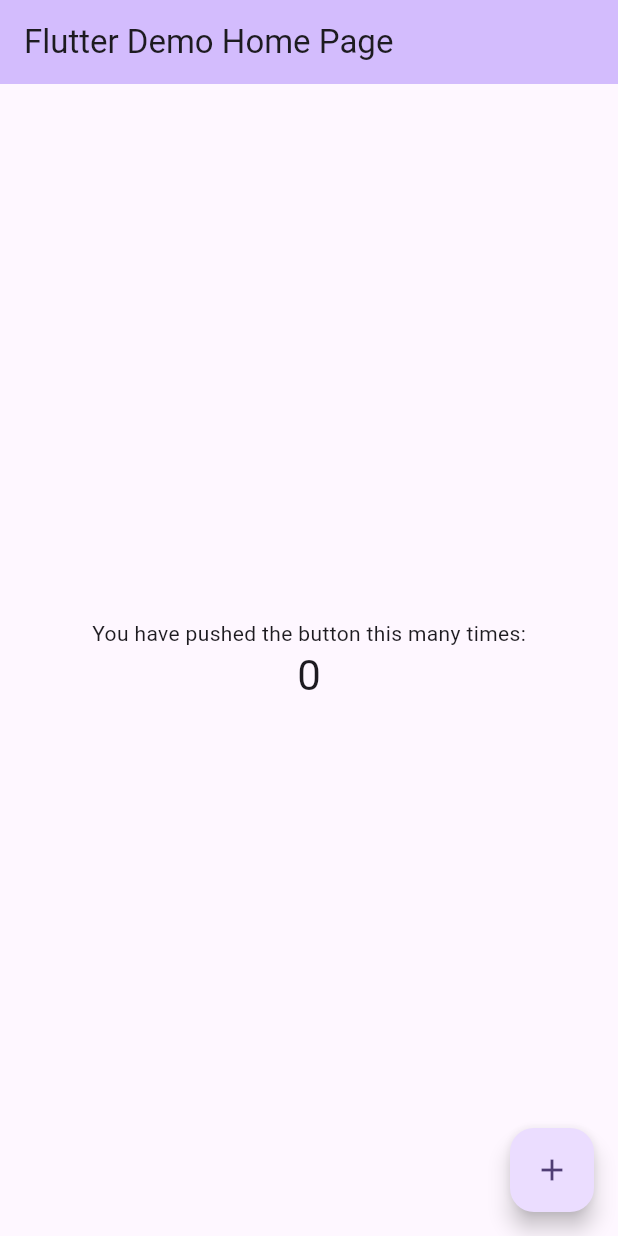
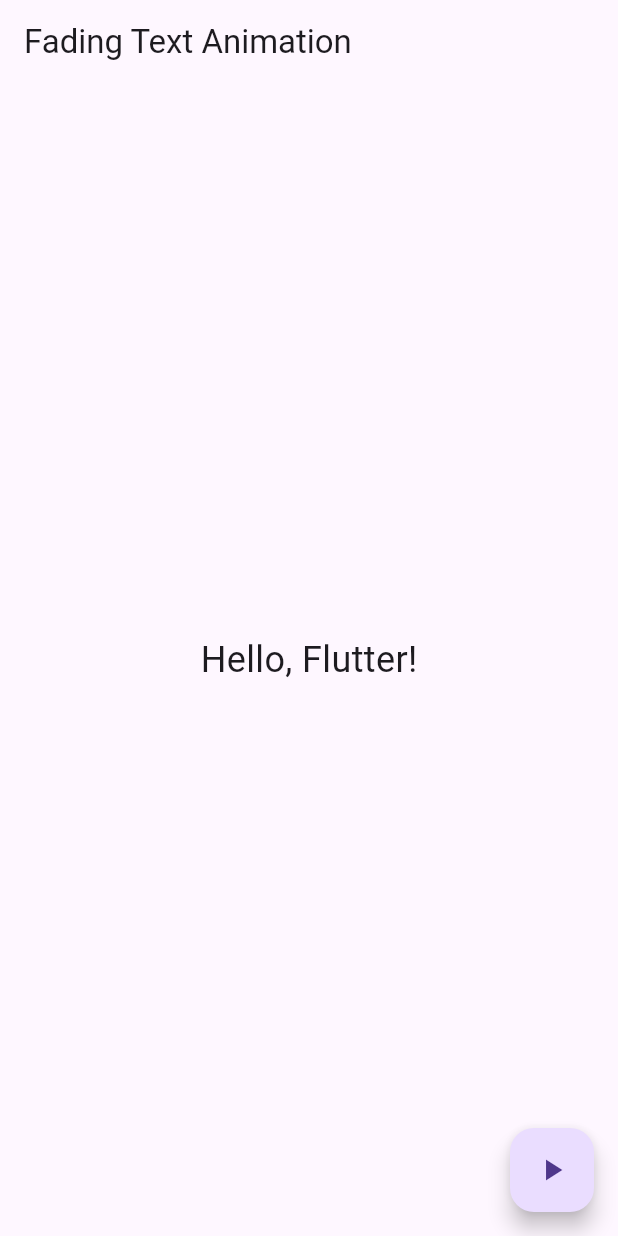
Before and after one commit to anshuk-arun/MAD_icw, a Flutter app: the screen it shows after launch, on a phone screen of 412 x 824 dp. Run offline on Flutter 3.47's test engine with Material 3 defaults, Android fonts, the light colour scheme and no system bars.

Commit message:
Fading Animation code upload

```diff
--- a/icw7/lib/main.dart
+++ b/icw7/lib/main.dart
@@ -1,125 +1,51 @@
 import 'package:flutter/material.dart';
 
 void main() {
-  runApp(const MyApp());
+  runApp(MyApp());
 }
 
 class MyApp extends StatelessWidget {
-  const MyApp({super.key});
-
-  // This widget is the root of your application.
   @override
   Widget build(BuildContext context) {
     return MaterialApp(
-      title: 'Flutter Demo',
-      theme: ThemeData(
-        // This is the theme of your application.
-        //
-        // TRY THIS: Try running your application with "flutter run". You'll see
-        // the application has a purple toolbar. Then, without quitting the app,
-        // try changing the seedColor in the colorScheme below to Colors.green
-        // and then invoke "hot reload" (save your changes or press the "hot
-        // reload" button in a Flutter-supported IDE, or press "r" if you used
-        // the command line to start the app).
-        //
-        // Notice that the counter didn't reset back to zero; the application
-        // state is not lost during the reload. To reset the state, use hot
-        // restart instead.
-        //
-        // This works for code too, not just values: Most code changes can be
-        // tested with just a hot reload.
-        colorScheme: ColorScheme.fromSeed(seedColor: Colors.deepPurple),
-        useMaterial3: true,
-      ),
-      home: const MyHomePage(title: 'Flutter Demo Home Page'),
+      home: FadingTextAnimation(),
     );
   }
 }
 
-class MyHomePage extends StatefulWidget {
-  const MyHomePage({super.key, required this.title});
-
-  // This widget is the home page of your application. It is stateful, meaning
-  // that it has a State object (defined below) that contains fields that affect
-  // how it looks.
-
-  // This class is the configuration for the state. It holds the values (in this
-  // case the title) provided by the parent (in this case the App widget) and
-  // used by the build method of the State. Fields in a Widget subclass are
-  // always marked "final".
-
-  final String title;
-
+class FadingTextAnimation extends StatefulWidget {
   @override
-  State<MyHomePage> createState() => _MyHomePageState();
+  _FadingTextAnimationState createState() => _FadingTextAnimationState();
 }
 
-class _MyHomePageState extends State<MyHomePage> {
-  int _counter = 0;
-
-  void _incrementCounter() {
+class _FadingTextAnimationState extends State<FadingTextAnimation> {
+  bool _isVisible = true;
+  void toggleVisibility() {
     setState(() {
-      // This call to setState tells the Flutter framework that something has
-      // changed in this State, which causes it to rerun the build method below
-      // so that the display can reflect the updated values. If we changed
-      // _counter without calling setState(), then the build method would not be
-      // called again, and so nothing would appear to happen.
-      _counter++;
+      _isVisible = !_isVisible;
     });
   }
 
   @override
   Widget build(BuildContext context) {
-    // This method is rerun every time setState is called, for instance as done
-    // by the _incrementCounter method above.
-    //
-    // The Flutter framework has been optimized to make rerunning build methods
-    // fast, so that you can just rebuild anything that needs updating rather
-    // than having to individually change instances of widgets.
     return Scaffold(
       appBar: AppBar(
-        // TRY THIS: Try changing the color here to a specific color (to
-        // Colors.amber, perhaps?) and trigger a hot reload to see the AppBar
-        // change color while the other colors stay the same.
-        backgroundColor: Theme.of(context).colorScheme.inversePrimary,
-        // Here we take the value from the MyHomePage object that was created by
-        // the App.build method, and use it to set our appbar title.
-        title: Text(widget.title),
+        title: Text('Fading Text Animation'),
       ),
       body: Center(
-        // Center is a layout widget. It takes a single child and positions it
-        // in the middle of the parent.
-        child: Column(
-          // Column is also a layout widget. It takes a list of children and
-          // arranges them vertically. By default, it sizes itself to fit its
-          // children horizontally, and tries to be as tall as its parent.
-          //
-          // Column has various properties to control how it sizes itself and
-          // how it positions its children. Here we use mainAxisAlignment to
-          // center the children vertically; the main axis here is the vertical
-          // axis because Columns are vertical (the cross axis would be
-          // horizontal).
-          //
-          // TRY THIS: Invoke "debug painting" (choose the "Toggle Debug Paint"
-          // action in the IDE, or press "p" in the console), to see the
-          // wireframe for each widget.
-          mainAxisAlignment: MainAxisAlignment.center,
-          children: <Widget>[
-            const Text(
-              'You have pushed the button this many times:',
-            ),
-            Text(
-              '$_counter',
-              style: Theme.of(context).textTheme.headlineMedium,
-            ),
-          ],
+        child: AnimatedOpacity(
+          opacity: _isVisible ? 1.0 : 0.0,
+          duration: Duration(seconds: 1),
+          child: Text(
+            'Hello, Flutter!',
+            style: TextStyle(fontSize: 24),
+          ),
         ),
       ),
       floatingActionButton: FloatingActionButton(
-        onPressed: _incrementCounter,
-        tooltip: 'Increment',
-        child: const Icon(Icons.add),
-      ), // This trailing comma makes auto-formatting nicer for build methods.
+        onPressed: toggleVisibility,
+        child: Icon(Icons.play_arrow),
+      ),
     );
   }
 }
```
